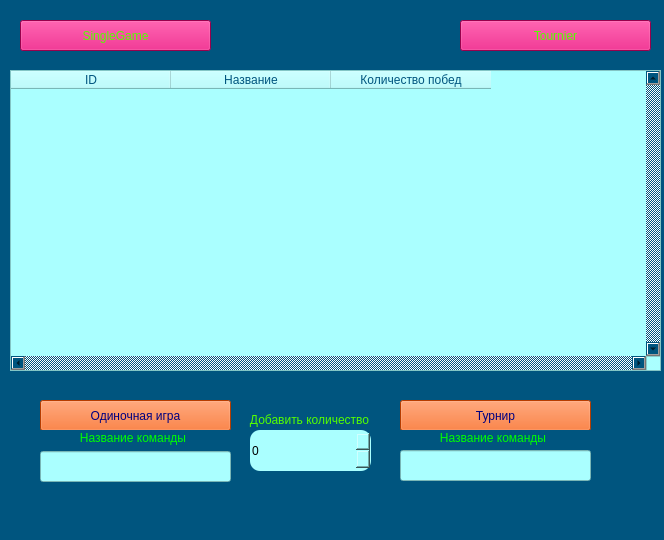
Before: the Qt Designer form app/ui/Raiting_window.ui in AnnushkaStark/Brain_ring_game-admin_panel-, drawn with Qt 5.
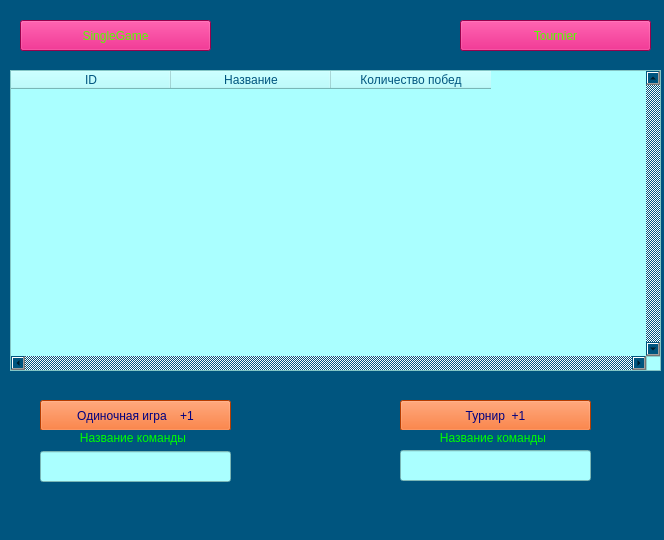
After: the same form once the commit is applied.

```diff
--- a/app/ui/Raiting_window.ui
+++ b/app/ui/Raiting_window.ui
@@ -110,7 +110,7 @@
 </string>
     </property>
     <property name="text">
-     <string>Одиночная игра</string>
+     <string>Одиночная игра    +1</string>
     </property>
    </widget>
    <widget class="QPushButton" name="pushButton_change_tourner">
@@ -128,7 +128,7 @@
 </string>
     </property>
     <property name="text">
-     <string>Турнир</string>
+     <string>Турнир  +1</string>
     </property>
    </widget>
    <widget class="QLineEdit" name="lineEdit_single_team">
@@ -189,36 +189,6 @@
      <string>            Название команды</string>
     </property>
    </widget>
-   <widget class="QSpinBox" name="spinBox">
-    <property name="geometry">
-     <rect>
-      <x>250</x>
-      <y>430</y>
-      <width>121</width>
-      <height>41</height>
-     </rect>
-    </property>
-    <property name="styleSheet">
-     <string notr="true">background-color: rgb(170, 255, 255);
-border-radius:10px</string>
-    </property>
-   </widget>
-   <widget class="QLabel" name="label_3">
-    <property name="geometry">
-     <rect>
-      <x>240</x>
-      <y>410</y>
-      <width>141</width>
-      <height>20</height>
-     </rect>
-    </property>
-    <property name="styleSheet">
-     <string notr="true">color: rgb(85, 255, 0);</string>
-    </property>
-    <property name="text">
-     <string>   Добавить количество</string>
-    </property>
-   </widget>
   </widget>
   <widget class="QMenuBar" name="menubar">
    <property name="geometry">
```
